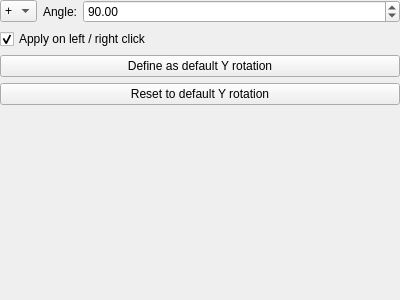
RPG-Paper-Maker/RPG-Paper-Maker, file Editor/CustomWidgets/panelsubtransformation.ui: the form before one commit.
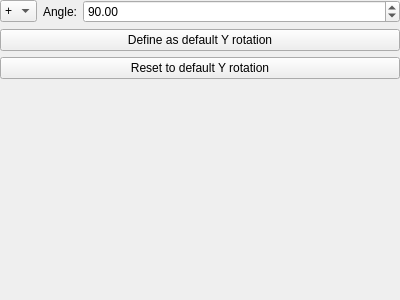
The form after the commit.

Commit message: [WIP] Transformation mode translate: apply left right click moved out

The edit to the form file:
```diff
--- a/Editor/CustomWidgets/panelsubtransformation.ui
+++ b/Editor/CustomWidgets/panelsubtransformation.ui
@@ -27,7 +27,7 @@
     <number>0</number>
    </property>
    <item row="0" column="0">
-    <layout class="QVBoxLayout" name="verticalLayout_2" stretch="0,0,0,0,1">
+    <layout class="QVBoxLayout" name="verticalLayout_2" stretch="0,0,0,1">
      <item>
       <layout class="QHBoxLayout" name="horizontalLayout" stretch="0,0,1">
        <item>
@@ -66,16 +66,6 @@
        </item>
       </layout>
      </item>
-     <item>
-      <widget class="QCheckBox" name="checkBoxApplyLeftRightClick">
-       <property name="text">
-        <string>Apply on left / right click</string>
-       </property>
-       <property name="checked">
-        <bool>true</bool>
-       </property>
-      </widget>
-     </item>
      <item>
       <widget class="QPushButton" name="pushButtonDefineDefault">
        <property name="text">
```
The commit also changes 10 other files.
